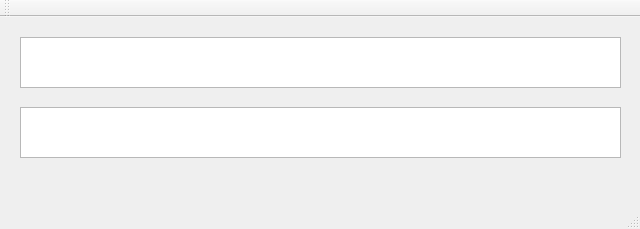
The window that mainwindow.ui (senrohit/Cse335Project2) describes before a commit, drawn with Qt 5.
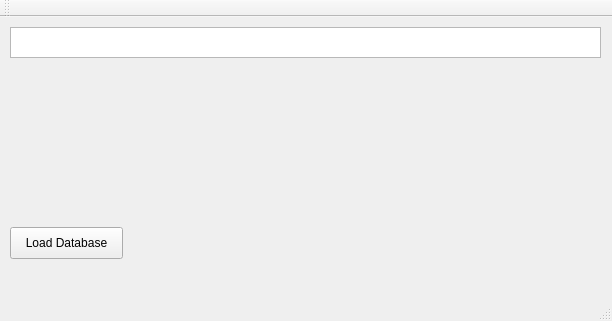
The same window after the commit. Custom widgets are drawn as their Qt base class.

Commit message:
added first table functionality
gg

What changed in the file:
```diff
--- a/mainwindow.ui
+++ b/mainwindow.ui
@@ -6,31 +6,34 @@
    <rect>
     <x>0</x>
     <y>0</y>
-    <width>640</width>
-    <height>229</height>
+    <width>612</width>
+    <height>321</height>
    </rect>
   </property>
   <property name="windowTitle">
    <string>MainWindow</string>
   </property>
   <widget class="QWidget" name="centralWidget">
-   <widget class="QTableView" name="tableView">
+   <widget class="LoadButton" name="loadDB">
     <property name="geometry">
      <rect>
-      <x>20</x>
-      <y>20</y>
-      <width>601</width>
-      <height>51</height>
+      <x>10</x>
+      <y>210</y>
+      <width>113</width>
+      <height>32</height>
      </rect>
     </property>
+    <property name="text">
+     <string>Load Database</string>
+    </property>
    </widget>
-   <widget class="QTableView" name="tableView_2">
+   <widget class="SeparatePetTable" name="petView">
     <property name="geometry">
      <rect>
-      <x>20</x>
-      <y>90</y>
-      <width>601</width>
-      <height>51</height>
+      <x>10</x>
+      <y>10</y>
+      <width>591</width>
+      <height>31</height>
      </rect>
     </property>
    </widget>
@@ -56,6 +59,18 @@
   <widget class="QStatusBar" name="statusBar"/>
  </widget>
  <layoutdefault spacing="6" margin="11"/>
+ <customwidgets>
+  <customwidget>
+   <class>SeparatePetTable</class>
+   <extends>QTableView</extends>
+   <header location="global">separatepettable.h</header>
+  </customwidget>
+  <customwidget>
+   <class>LoadButton</class>
+   <extends>QPushButton</extends>
+   <header location="global">loadbutton.h</header>
+  </customwidget>
+ </customwidgets>
  <resources/>
  <connections/>
 </ui>
```
Left out of the diff: 2 changed lines with no effect on the pictures. The commit also changes 8 other files.
